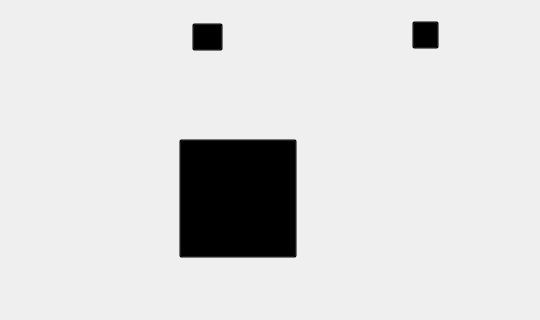
Before: the Qt Designer form Python/Utilities/time_lord/ui/time_lord_clock.ui in SleepDeprivedVFX/t_sheets_listener, drawn with Qt 5; both pictures show x 438 to 978 and y 487 to 807 of the 978 by 807 pixel window.
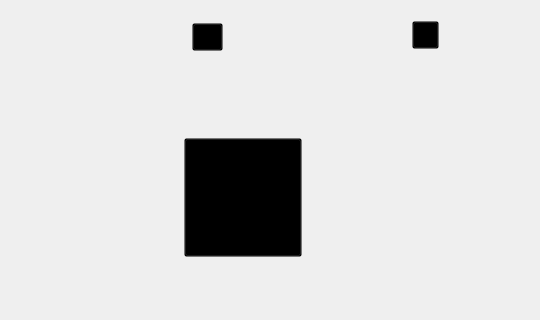
After: the same form once the commit is applied. Icons and pictures are not drawn.

```diff
--- a/Python/Utilities/time_lord/ui/time_lord_clock.ui
+++ b/Python/Utilities/time_lord/ui/time_lord_clock.ui
@@ -117,8 +117,8 @@
    <widget class="QPushButton" name="clock_button">
     <property name="geometry">
      <rect>
-      <x>617</x>
-      <y>626</y>
+      <x>622</x>
+      <y>625</y>
       <width>118</width>
       <height>119</height>
      </rect>
```
Left out of the diff: 26 changed lines with no effect on the pictures.
